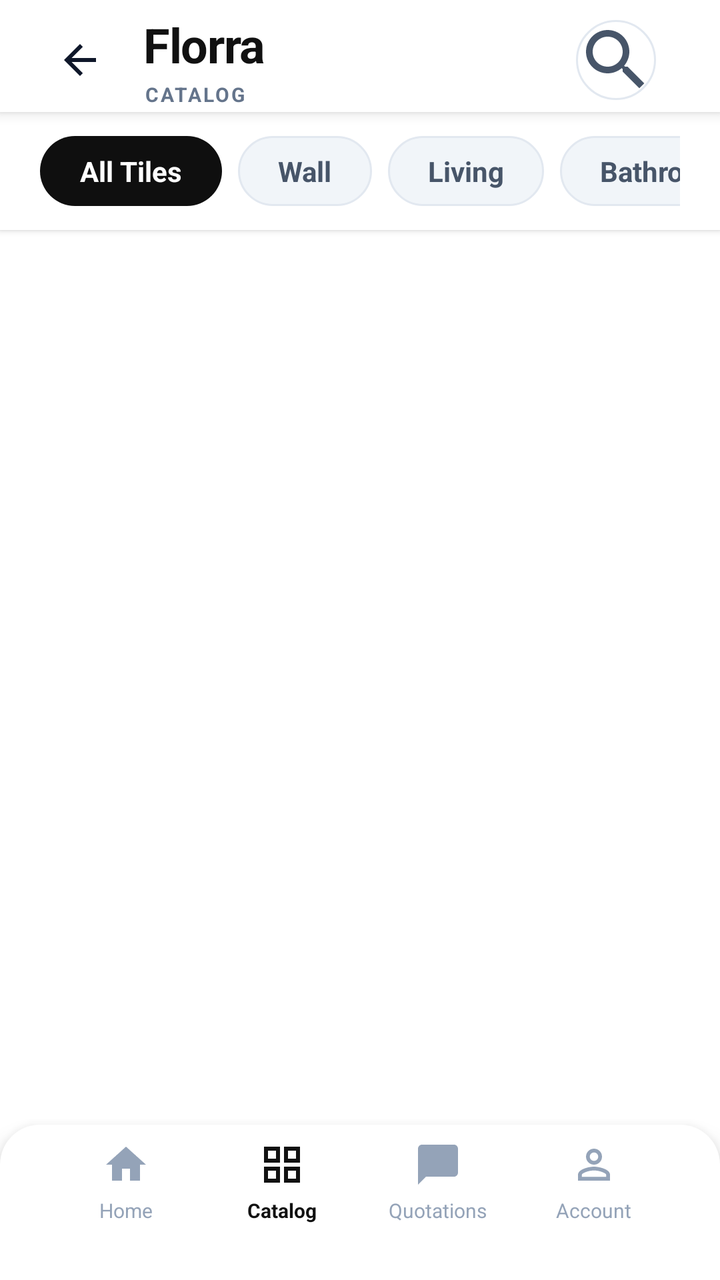
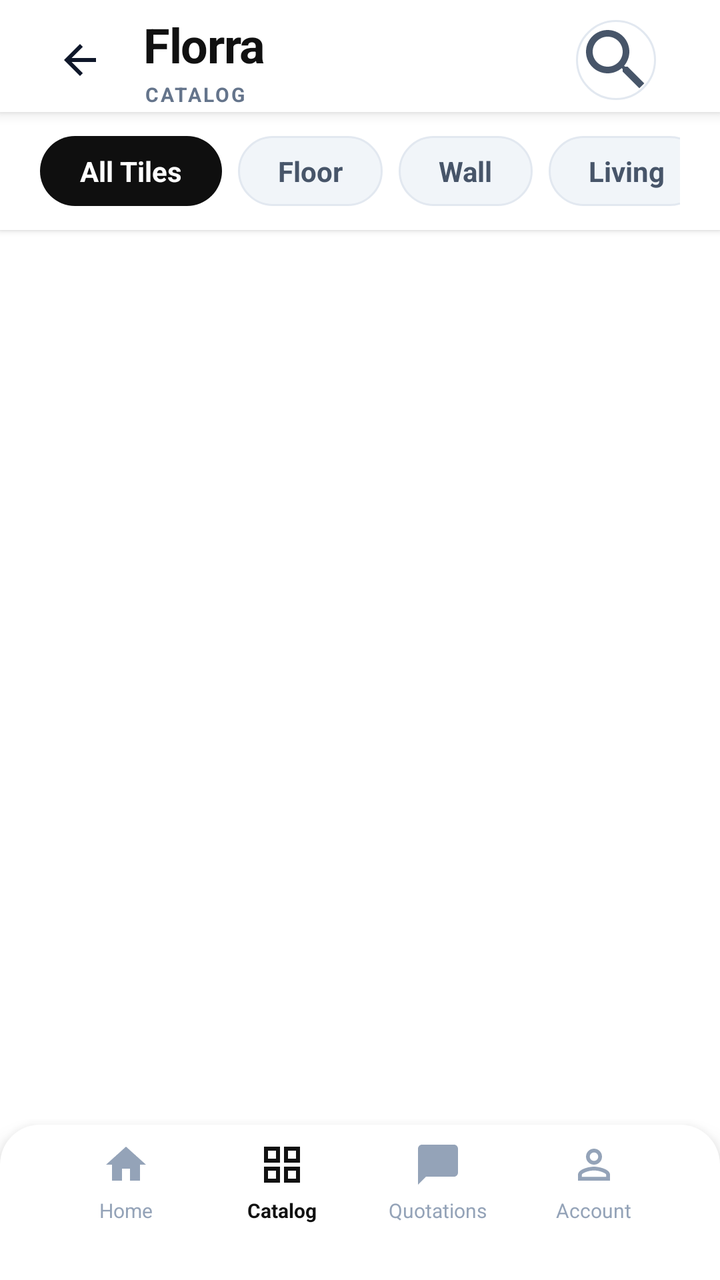

Before-and-after screenshots of an Android layout around one commit, followed by the original layout XML and the change that was made.
<!-- AndroidManifest.xml: application theme Theme.Florra -->
<!-- res/layout/activity_catalog.xml -->
<?xml version="1.0" encoding="utf-8"?>
<RelativeLayout xmlns:android="http://schemas.android.com/apk/res/android"
    android:layout_width="match_parent"
    android:layout_height="match_parent"
    android:background="@color/white"
    android:fitsSystemWindows="true">

    
    <LinearLayout
        android:id="@+id/header"
        android:layout_width="match_parent"
        android:layout_height="wrap_content"
        android:orientation="vertical"
        android:background="@color/white"
        android:elevation="4dp">

        

        
        <LinearLayout
            android:layout_width="match_parent"
            android:layout_height="56dp"
            android:orientation="horizontal"
            android:paddingHorizontal="20dp"
            android:gravity="center_vertical"
            android:background="@color/white"
            android:paddingTop="4dp">

            
            <ImageView
                android:id="@+id/btnBack"
                android:layout_width="40dp"
                android:layout_height="40dp"
                android:src="@drawable/ic_arrow_back"
                android:tint="@color/slate_900"
                android:padding="8dp"
                android:clickable="true"
                android:focusable="true" />

            
            <LinearLayout
                android:layout_width="wrap_content"
                android:layout_height="wrap_content"
                android:orientation="vertical"
                android:layout_marginStart="12dp">

                <TextView
                    android:layout_width="wrap_content"
                    android:layout_height="wrap_content"
                    android:text="Florra"
                    android:textColor="@color/primary_dark"
                    android:textSize="24sp"
                    android:textStyle="bold"
                    android:letterSpacing="-0.02" />

                <TextView
                    android:layout_width="wrap_content"
                    android:layout_height="wrap_content"
                    android:text="CATALOG"
                    android:textColor="@color/slate_500"
                    android:textSize="10sp"
                    android:textStyle="bold"
                    android:letterSpacing="0.1"
                    android:layout_marginTop="2dp" />
            </LinearLayout>

            <Space
                android:layout_width="0dp"
                android:layout_height="0dp"
                android:layout_weight="1" />

            
            <LinearLayout
                android:layout_width="wrap_content"
                android:layout_height="wrap_content"
                android:orientation="horizontal"
                android:gravity="center_vertical">

                
                <ImageView
                    android:id="@+id/btnSearch"
                    android:layout_width="40dp"
                    android:layout_height="40dp"
                    android:src="@drawable/ic_search"
                    android:tint="@color/slate_600"
                    android:background="@drawable/bg_circle_icon"
                    android:layout_marginEnd="12dp"
                    android:clickable="true"
                    android:focusable="true" />

                
            </LinearLayout>
        </LinearLayout>
    </LinearLayout>

    
    <HorizontalScrollView
        android:id="@+id/filterTabs"
        android:layout_width="match_parent"
        android:layout_height="wrap_content"
        android:layout_below="@id/header"
        android:background="@color/white"
        android:paddingHorizontal="20dp"
        android:paddingVertical="12dp"
        android:elevation="2dp"
        android:scrollbars="none">

        <LinearLayout
            android:layout_width="wrap_content"
            android:layout_height="wrap_content"
            android:orientation="horizontal">

            
            <LinearLayout
                android:id="@+id/btnAllTiles"
                android:layout_width="wrap_content"
                android:layout_height="wrap_content"
                android:orientation="horizontal"
                android:background="@drawable/bg_filter_active"
                android:paddingHorizontal="20dp"
                android:paddingVertical="8dp"
                android:layout_marginEnd="8dp"
                android:clickable="true"
                android:focusable="true">

                <TextView
                    android:layout_width="wrap_content"
                    android:layout_height="wrap_content"
                    android:text="All Tiles"
                    android:textColor="@color/white"
                    android:textSize="14sp"
                    android:textStyle="bold" />
            </LinearLayout>

            
            <LinearLayout
                android:id="@+id/btnWall"
                android:layout_width="wrap_content"
                android:layout_height="wrap_content"
                android:orientation="horizontal"
                android:background="@drawable/bg_filter_inactive"
                android:paddingHorizontal="20dp"
                android:paddingVertical="8dp"
                android:layout_marginEnd="8dp"
                android:clickable="true"
                android:focusable="true">

                <TextView
                    android:layout_width="wrap_content"
                    android:layout_height="wrap_content"
                    android:text="Wall"
                    android:textColor="@color/slate_600"
                    android:textSize="14sp"
                    android:textStyle="bold" />
            </LinearLayout>

            
            <LinearLayout
                android:id="@+id/btnLiving"
                android:layout_width="wrap_content"
                android:layout_height="wrap_content"
                android:orientation="horizontal"
                android:background="@drawable/bg_filter_inactive"
                android:paddingHorizontal="20dp"
                android:paddingVertical="8dp"
                android:layout_marginEnd="8dp"
                android:clickable="true"
                android:focusable="true">

                <TextView
                    android:layout_width="wrap_content"
                    android:layout_height="wrap_content"
                    android:text="Living"
                    android:textColor="@color/slate_600"
                    android:textSize="14sp"
                    android:textStyle="bold" />
            </LinearLayout>

            
            <LinearLayout
                android:id="@+id/btnBathroom"
                android:layout_width="wrap_content"
                android:layout_height="wrap_content"
                android:orientation="horizontal"
                android:background="@drawable/bg_filter_inactive"
                android:paddingHorizontal="20dp"
                android:paddingVertical="8dp"
                android:layout_marginEnd="8dp"
                android:clickable="true"
                android:focusable="true">

                <TextView
                    android:layout_width="wrap_content"
                    android:layout_height="wrap_content"
                    android:text="Bathroom"
                    android:textColor="@color/slate_600"
                    android:textSize="14sp"
                    android:textStyle="bold" />
            </LinearLayout>

            
            <LinearLayout
                android:id="@+id/btnKitchen"
                android:layout_width="wrap_content"
                android:layout_height="wrap_content"
                android:orientation="horizontal"
                android:background="@drawable/bg_filter_inactive"
                android:paddingHorizontal="20dp"
                android:paddingVertical="8dp"
                android:layout_marginEnd="8dp"
                android:clickable="true"
                android:focusable="true">

                <TextView
                    android:layout_width="wrap_content"
                    android:layout_height="wrap_content"
                    android:text="Kitchen"
                    android:textColor="@color/slate_600"
                    android:textSize="14sp"
                    android:textStyle="bold" />
            </LinearLayout>

            
            <LinearLayout
                android:id="@+id/btnBedroom"
                android:layout_width="wrap_content"
                android:layout_height="wrap_content"
                android:orientation="horizontal"
                android:background="@drawable/bg_filter_inactive"
                android:paddingHorizontal="20dp"
                android:paddingVertical="8dp"
                android:clickable="true"
                android:focusable="true">

                <TextView
                    android:layout_width="wrap_content"
                    android:layout_height="wrap_content"
                    android:text="Bedroom"
                    android:textColor="@color/slate_600"
                    android:textSize="14sp"
                    android:textStyle="bold" />
            </LinearLayout>

        </LinearLayout>
    </HorizontalScrollView>

    

    

    

    <androidx.recyclerview.widget.RecyclerView
        android:id="@+id/recyclerViewTiles"
        android:layout_width="match_parent"
        android:layout_height="match_parent"
        android:layout_above="@+id/bottomNav"
        android:layout_below="@id/filterTabs"
        android:layout_marginTop="0dp"
        android:layout_marginBottom="0dp"
        android:clipToPadding="false"
        android:padding="12dp"
        android:scrollbars="vertical" />

    <LinearLayout
        android:id="@+id/bottomNav"
        android:layout_width="match_parent"
        android:layout_height="wrap_content"
        android:orientation="vertical"
        android:background="@drawable/bg_bottom_nav"
        android:layout_alignParentBottom="true"
        android:elevation="8dp">

        
        <LinearLayout
            android:layout_width="match_parent"
            android:layout_height="wrap_content"
            android:orientation="horizontal"
            android:paddingHorizontal="24dp"
            android:paddingTop="8dp"
            android:paddingBottom="12dp">

            
            <LinearLayout
                android:id="@+id/btnNavHome"
                android:layout_width="0dp"
                android:layout_height="wrap_content"
                android:layout_weight="1"
                android:orientation="vertical"
                android:gravity="center"
                android:clickable="true"
                android:focusable="true">

                <ImageView
                    android:layout_width="24dp"
                    android:layout_height="24dp"
                    android:src="@drawable/ic_home"
                    android:tint="@color/slate_400" />

                <TextView
                    android:layout_width="wrap_content"
                    android:layout_height="wrap_content"
                    android:text="Home"
                    android:textColor="@color/slate_400"
                    android:textSize="10sp"
                    android:layout_marginTop="4dp" />
            </LinearLayout>

            
            <LinearLayout
                android:id="@+id/btnNavCatalog"
                android:layout_width="0dp"
                android:layout_height="wrap_content"
                android:layout_weight="1"
                android:orientation="vertical"
                android:gravity="center"
                android:clickable="true"
                android:focusable="true">

                <ImageView
                    android:layout_width="24dp"
                    android:layout_height="24dp"
                    android:src="@drawable/ic_grid_view"
                    android:tint="@color/primary_dark" />

                <TextView
                    android:layout_width="wrap_content"
                    android:layout_height="wrap_content"
                    android:text="Catalog"
                    android:textColor="@color/primary_dark"
                    android:textSize="10sp"
                    android:textStyle="bold"
                    android:layout_marginTop="4dp" />
            </LinearLayout>

            
            <LinearLayout
                android:id="@+id/btnNavEnquiries"
                android:layout_width="0dp"
                android:layout_height="wrap_content"
                android:layout_weight="1"
                android:orientation="vertical"
                android:gravity="center"
                android:clickable="true"
                android:focusable="true">

                <ImageView
                    android:layout_width="24dp"
                    android:layout_height="24dp"
                    android:src="@drawable/ic_chat_bubble"
                    android:tint="@color/slate_400" />

                <TextView
                    android:layout_width="wrap_content"
                    android:layout_height="wrap_content"
                    android:text="Quotations"
                    android:textColor="@color/slate_400"
                    android:textSize="10sp"
                    android:layout_marginTop="4dp" />
            </LinearLayout>

            
            <LinearLayout
                android:id="@+id/btnNavAccount"
                android:layout_width="0dp"
                android:layout_height="wrap_content"
                android:layout_weight="1"
                android:orientation="vertical"
                android:gravity="center"
                android:clickable="true"
                android:focusable="true">

                <ImageView
                    android:layout_width="24dp"
                    android:layout_height="24dp"
                    android:src="@drawable/ic_person_outline"
                    android:tint="@color/slate_400" />

                <TextView
                    android:layout_width="wrap_content"
                    android:layout_height="wrap_content"
                    android:text="Account"
                    android:textColor="@color/slate_400"
                    android:textSize="10sp"
                    android:layout_marginTop="4dp" />
            </LinearLayout>
        </LinearLayout>

        
        <View
            android:layout_width="match_parent"
            android:layout_height="16dp"
            android:background="@color/white" />
    </LinearLayout>

</RelativeLayout>
<!-- resources referenced by this layout -->
<resources>
  <color name="primary_dark">#111111</color>
  <color name="slate_400">#94A3B8</color>
  <color name="slate_500">#64748B</color>
  <color name="slate_600">#475569</color>
  <color name="slate_900">#0F172A</color>
  <color name="white">#FFFFFFFF</color>
  <!-- drawable bg_bottom_nav (drawable) -->
  <?xml version="1.0" encoding="utf-8"?>
  <shape xmlns:android="http://schemas.android.com/apk/res/android">
      <solid android:color="@color/white" />
      <corners android:topLeftRadius="20dp" android:topRightRadius="20dp" />
  </shape>
  <!-- drawable bg_circle_icon (drawable) -->
  <?xml version="1.0" encoding="utf-8"?>
  <shape xmlns:android="http://schemas.android.com/apk/res/android">
      <solid android:color="@color/white" />
      <corners android:radius="100dp" />
      <stroke android:width="1dp" android:color="@color/slate_200" />
  </shape>
  <!-- drawable bg_filter_active (drawable) -->
  <?xml version="1.0" encoding="utf-8"?>
  <shape xmlns:android="http://schemas.android.com/apk/res/android">
      <solid android:color="@color/primary" />
      <corners android:radius="20dp" />
  </shape>
  <!-- drawable bg_filter_inactive (drawable) -->
  <?xml version="1.0" encoding="utf-8"?>
  <shape xmlns:android="http://schemas.android.com/apk/res/android">
      <solid android:color="@color/slate_100" />
      <stroke android:width="1dp" android:color="@color/slate_200" />
      <corners android:radius="20dp" />
  </shape>
  <!-- drawable ic_arrow_back (drawable) -->
  <?xml version="1.0" encoding="utf-8"?>
  <vector xmlns:android="http://schemas.android.com/apk/res/android"
      android:width="24dp"
      android:height="24dp"
      android:viewportWidth="24"
      android:viewportHeight="24"
      android:tint="@color/slate_900">
      <path
          android:fillColor="@android:color/white"
          android:pathData="M20,11H7.83l5.59,-5.59L12,4l-8,8 8,8 1.41,-1.41L7.83,13H20v-2z"/>
  </vector>
  <!-- drawable ic_chat_bubble (drawable) -->
  <vector xmlns:android="http://schemas.android.com/apk/res/android"
      android:width="24dp"
      android:height="24dp"
      android:viewportWidth="24"
      android:viewportHeight="24">
      <path
          android:fillColor="@color/white"
          android:pathData="M20 2H4c-1.1 0-2 0.9-2 2v18l4-4h14c1.1 0 2-0.9 2-2V4c0-1.1-0.9-2-2-2z" />
  </vector>
  <!-- drawable ic_grid_view (drawable) -->
  <?xml version="1.0" encoding="utf-8"?>
  <vector xmlns:android="http://schemas.android.com/apk/res/android"
      android:width="48dp"
      android:height="48dp"
      android:viewportWidth="24"
      android:viewportHeight="24"
      android:tint="#FFFFFF">
      <path
          android:fillColor="@android:color/white"
          android:pathData="M3,3v8h8V3H3zM9,9H5V5h4V9zM3,13v8h8v-8H3zM9,19H5v-4h4V19zM13,3v8h8V3h-8zM19,9h-4V5h4V9zM13,13v8h8v-8h-8zM19,19h-4v-4h4V19z"/>
  </vector>
  <!-- drawable ic_home (drawable) -->
  <vector xmlns:android="http://schemas.android.com/apk/res/android"
      android:width="24dp"
      android:height="24dp"
      android:viewportWidth="24"
      android:viewportHeight="24">
      <path
          android:fillColor="#000000"
          android:pathData="M10,20v-6h4v6h5v-8h3L12,3L2,12h3v8H10z"/>
  </vector>
  <!-- drawable ic_search (drawable) -->
  <vector xmlns:android="http://schemas.android.com/apk/res/android"
      android:width="24dp"
      android:height="24dp"
      android:viewportWidth="24"
      android:viewportHeight="24">
      <path
          android:fillColor="@color/white"
          android:pathData="M15.5 14h-0.79l-0.28-0.27C15.41 12.59 16 11.11 16 9.5 16 5.91 13.09 3 9.5 3S3 5.91 3 9.5 5.91 16 9.5 16c1.61 0 3.09-0.59 4.23-1.57l0.27 0.28v0.79l5 4.99L20.49 19l-4.99-5zm-6 0C7.01 14 5 11.99 5 9.5S7.01 5 9.5 5 14 7.01 14 9.5 11.99 14 9.5 14z" />
  </vector>
  <color name="slate_200">#E2E8F0</color>
  <color name="primary">#0F0F0F</color>
  <color name="slate_100">#F1F5F9</color>
  <!-- unchanged entries left out for length: 2 -->
</resources>

<!-- the commit's change to res/layout/activity_catalog.xml (unified diff, before → after) -->
@@ -134,6 +134,28 @@
 
             
             <LinearLayout
+                android:id="@+id/btnFloor"
+                android:layout_width="wrap_content"
+                android:layout_height="wrap_content"
+                android:orientation="horizontal"
+                android:background="@drawable/bg_filter_inactive"
+                android:paddingHorizontal="20dp"
+                android:paddingVertical="8dp"
+                android:layout_marginEnd="8dp"
+                android:clickable="true"
+                android:focusable="true">
+
+                <TextView
+                    android:layout_width="wrap_content"
+                    android:layout_height="wrap_content"
+                    android:text="Floor"
+                    android:textColor="@color/slate_600"
+                    android:textSize="14sp"
+                    android:textStyle="bold" />
+            </LinearLayout>
+
+            
+            <LinearLayout
                 android:id="@+id/btnWall"
                 android:layout_width="wrap_content"
                 android:layout_height="wrap_content"
